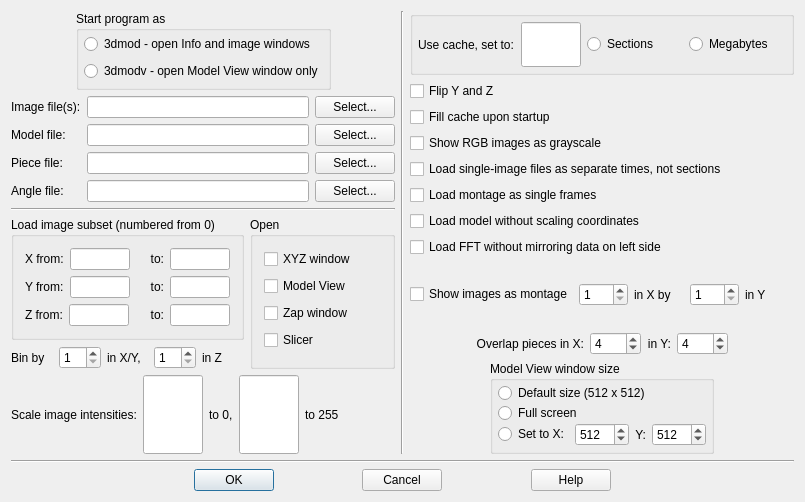
The window that imod/form_startup.ui (LabShare-Archive/IMOD) describes before a commit, drawn with Qt 5.
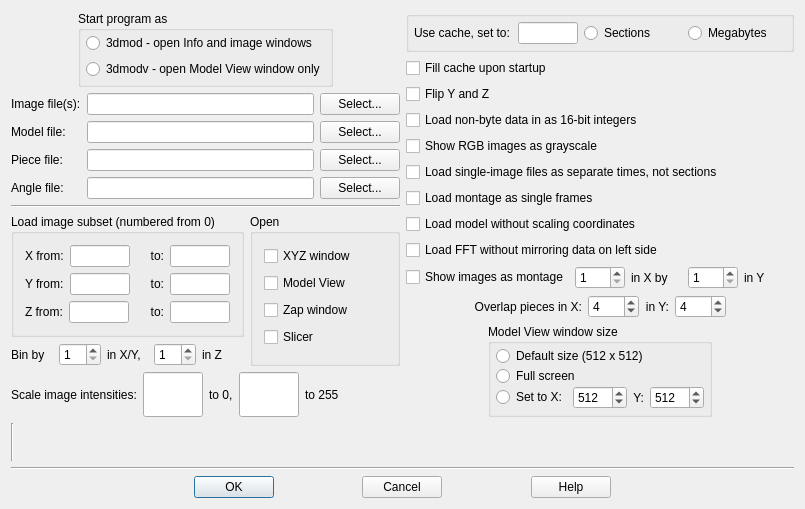
The same window after the commit.

Commit message: Changes for ushort loading

Diff of the .ui file:
```diff
--- a/imod/form_startup.ui
+++ b/imod/form_startup.ui
@@ -6,7 +6,7 @@
     <x>0</x>
     <y>0</y>
     <width>805</width>
-    <height>502</height>
+    <height>509</height>
    </rect>
   </property>
   <property name="windowTitle" >
@@ -605,16 +605,6 @@
        </item>
       </layout>
      </item>
-     <item>
-      <widget class="Line" name="line2" >
-       <property name="frameShape" >
-        <enum>QFrame::VLine</enum>
-       </property>
-       <property name="frameShadow" >
-        <enum>QFrame::Sunken</enum>
-       </property>
-      </widget>
-     </item>
      <item>
       <layout class="QVBoxLayout" name="verticalLayout_3" >
        <item>
@@ -669,13 +659,6 @@
          </layout>
         </widget>
        </item>
-       <item>
-        <widget class="QCheckBox" name="flipCheckBox" >
-         <property name="text" >
-          <string>Flip Y and Z</string>
-         </property>
-        </widget>
-       </item>
        <item>
         <widget class="QCheckBox" name="fillCacheBox" >
          <property name="text" >
@@ -683,6 +666,20 @@
          </property>
         </widget>
        </item>
+       <item>
+        <widget class="QCheckBox" name="flipCheckBox" >
+         <property name="text" >
+          <string>Flip Y and Z</string>
+         </property>
+        </widget>
+       </item>
+       <item>
+        <widget class="QCheckBox" name="loadUshortBox" >
+         <property name="text" >
+          <string>Load non-byte data in as 16-bit integers</string>
+         </property>
+        </widget>
+       </item>
        <item>
         <widget class="QCheckBox" name="showRGBGrayBox" >
          <property name="text" >
@@ -1009,6 +1006,16 @@
      </item>
     </layout>
    </item>
+   <item>
+    <widget class="Line" name="line2" >
+     <property name="frameShape" >
+      <enum>QFrame::VLine</enum>
+     </property>
+     <property name="frameShadow" >
+      <enum>QFrame::Sunken</enum>
+     </property>
+    </widget>
+   </item>
    <item>
     <widget class="Line" name="line3" >
      <property name="frameShape" >
```
Left out of the diff: 2 changed lines with no effect on the pictures. The commit also changes 27 other files.
